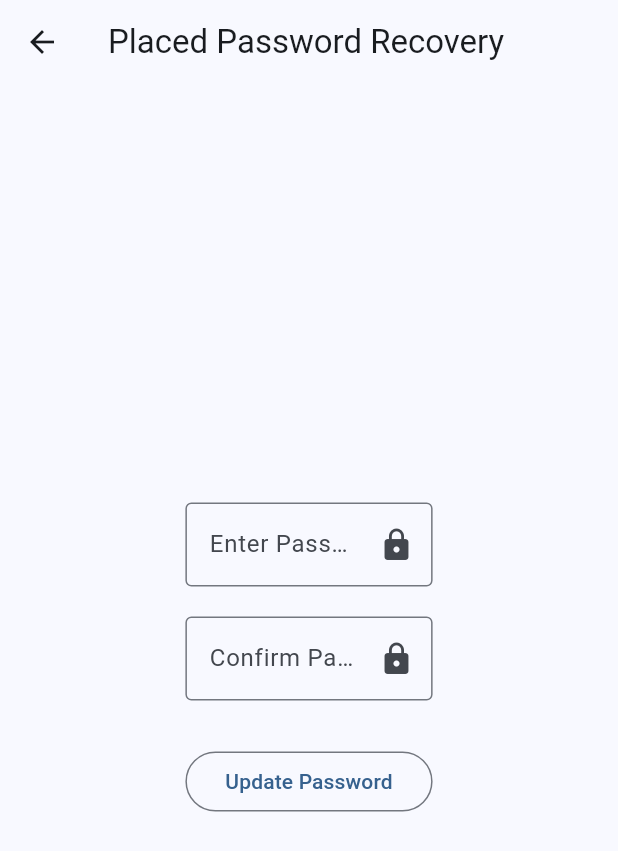
After one commit to prithviraj2002/placed_web, a Flutter app: the PasswordRecoveryPage screen opened directly, after a tap on "Update Password", on a phone screen of 412 x 824 dp. The commit adds this screen. Shown: the top 851 px of the screen. Run offline on Flutter 3.47's test engine with Material 3 defaults, Android fonts, the phone set to English and light mode, and no system bars; our stand-ins replace appwrite, get; missing offline and left inert: dart:html, excel; network calls fail; statements that could not run were skipped.

Commit message:
Password Recovery added.

```diff
--- a/lib/appwrite/appwrite_auth/appwrite_auth.dart
+++ b/lib/appwrite/appwrite_auth/appwrite_auth.dart
@@ -1,3 +1,29 @@
+import 'package:appwrite/appwrite.dart';
+import 'package:appwrite/models.dart';
+import 'package:placed_web/appwrite/appwrite_constants/appwrite_constants.dart';
+
 class AppWriteAuth{
 
+  static Client client = Client()
+      .setEndpoint(AppWriteConstants.apiEndPoint)
+      .setProject(AppWriteConstants.projectId);
+
+  static Account account = Account(client);
+
+  static Future<Token> updatePassword(String userId, String code, String password, String passwordAgain) async{
+    print('Entering updatePassword in appwriteauth');
+    try{
+      final response = await account.updateRecovery(
+          userId: userId,
+          secret: code,
+          password: password,
+          passwordAgain: passwordAgain
+      );
+      print('Here is the response of updateRecovery in updatePassword: ${response.secret}');
+      return response;
+    } on AppwriteException catch(e){
+      print('An error occurred while updating password!: $e');
+      rethrow;
+    }
+  }
 }
--- a/lib/appwrite/appwrite_constants/appwrite_constants.dart
+++ b/lib/appwrite/appwrite_constants/appwrite_constants.dart
@@ -5,4 +5,6 @@ class AppWriteConstants{
   //Database
   static const String dbID = '65ab73cee9265f8b049b';
   static const String profileCollectionsId = '65ab73eec953f243cdac';
+  static const String broadcastCollectionsId = '65aca87fbf43f6aef2bb';
+  static const String jobsCollectionId = '65ad06fdc3b55e37ae8b';
 }
--- a/lib/main.dart
+++ b/lib/main.dart
@@ -3,6 +3,7 @@ import 'package:get/get.dart';
 import 'package:placed_web/modules/home_module/view/home_page.dart';
 import 'package:placed_web/page_bindings/bindings.dart';
 
+import 'modules/password_recovery/password_recovery.dart';
 import 'page_bindings/page_bindings.dart';
 
 void main() {
--- a/lib/modules/home_module/view/home_page.dart
+++ b/lib/modules/home_module/view/home_page.dart
@@ -221,7 +221,6 @@ class _HomePageState extends State<HomePage> {
                                   children: [
                                     Text(controller.profiles[index].name),
                                     Text(controller.profiles[index].IU),
-                                    Text(controller.profiles[index].branch),
                                     Text(controller.profiles[index].sem.toString()),
                                     Text(controller.profiles[index].cgpa.toString()),
                                   ],
--- /dev/null
+++ b/lib/modules/password_recovery/password_recovery.dart
@@ -0,0 +1,143 @@
+import 'package:flutter/material.dart';
+import 'dart:html' as html;
+
+import 'package:placed_web/appwrite/appwrite_auth/appwrite_auth.dart';
+
+class PasswordRecoveryPage extends StatefulWidget {
+  const PasswordRecoveryPage({super.key});
+
+  @override
+  State<PasswordRecoveryPage> createState() => _PasswordRecoveryPageState();
+}
+
+class _PasswordRecoveryPageState extends State<PasswordRecoveryPage> {
+
+  String userId = '';
+  String secret = '';
+
+  TextEditingController passwordController = TextEditingController();
+  bool showPassword = true;
+  TextEditingController confirmPasswordController = TextEditingController();
+  bool showConfirmPassword = true;
+  final formKey = GlobalKey<FormState>();
+
+  @override
+  void initState() {
+    // TODO: implement initState
+    super.initState();
+    retrieveFromUrl();
+  }
+
+  void retrieveFromUrl() {
+    Uri uri = Uri.parse(html.window.location.href);
+    setState(() {
+      userId = uri.queryParameters['userId'] ?? '';
+      secret = uri.queryParameters['secret'] ?? '';
+    });
+  }
+
+  @override
+  void dispose(){
+    super.dispose();
+    passwordController.dispose();
+    confirmPasswordController.dispose();
+  }
+
+  @override
+  Widget build(BuildContext context) {
+    return Scaffold(
+      appBar: AppBar(
+        title: const Text('Placed Password Recovery')
+      ),
+      body: Form(
+        key: formKey,
+        child: Column(
+          mainAxisSize: MainAxisSize.max,
+          crossAxisAlignment: CrossAxisAlignment.center,
+          mainAxisAlignment: MainAxisAlignment.center,
+          children: <Widget>[
+            Row(
+              mainAxisAlignment: MainAxisAlignment.center,
+              children: [
+                SizedBox(
+                  width: MediaQuery.of(context).size.width * 0.4,
+                  child: TextFormField(
+                    controller: passwordController,
+                    obscureText: showPassword,
+                    decoration: InputDecoration(
+                      labelText: 'Enter Password',
+                      border: const OutlineInputBorder(),
+                      suffixIcon: IconButton(onPressed: () {
+                        setState(() {
+                          showPassword = !showPassword;
+                        });
+                      }, icon: showPassword ? const Icon(Icons.lock) : const Icon(Icons.lock_open))
+                    ),
+                  ),
+                ),
+              ],
+            ),
+            const SizedBox(height: 20,),
+            Row(
+              mainAxisAlignment: MainAxisAlignment.center,
+              children: [
+                SizedBox(
+                  width: MediaQuery.of(context).size.width * 0.4,
+                  child: TextFormField(
+                    controller: confirmPasswordController,
+                    obscureText: showConfirmPassword,
+                    decoration: InputDecoration(
+                        labelText: 'Confirm Password',
+                        border: const OutlineInputBorder(),
+                      suffixIcon: IconButton(onPressed: () {
+                        setState(() {
+                          showConfirmPassword = !showConfirmPassword;
+                        });
+                      }, icon: showConfirmPassword ? const Icon(Icons.lock) : const Icon(Icons.lock_open))
+                    ),
+                  ),
+                ),
+              ],
+            ),
+            const SizedBox(height: 30,),
+            Row(
+              mainAxisAlignment: MainAxisAlignment.center,
+              children: [
+                SizedBox(
+                  width: MediaQuery.of(context).size.width * 0.4,
+                  child: OutlinedButton(onPressed: () {
+                    if(formKey.currentState!.validate()){
+                      AppWriteAuth.updatePassword(userId, secret, passwordController.text, confirmPasswordController.text).then((value) {
+                        if(value.$createdAt.isNotEmpty){
+                          showDialog(context: context, builder: (ctx) {
+                            return const AlertDialog(
+                              title: Text('Password updated successfully!'),
+                            );
+                          });
+                        }
+                        else if(value.$createdAt.isEmpty){
+                          showDialog(context: context, builder: (ctx) {
+                            return const AlertDialog(
+                              title: Text('An error occurred!'),
+                            );
+                          });
+                        }
+                        else{
+                          showDialog(context: context, builder: (ctx) {
+                            return const AlertDialog(
+                              content: Center(child: CircularProgressIndicator(),),
+                            );
+                          });
+                        }
+                      });
+                    }
+                  }, child: const Text('Update Password')),
+                ),
+              ],
+            )
+          ],
+        ),
+      ),
+    );
+  }
+}
--- a/pubspec.yaml
+++ b/pubspec.yaml
@@ -38,6 +38,7 @@ dependencies:
   appwrite: ^11.0.1
   get: ^4.6.6
   excel: ^4.0.2
+  uuid: ^4.3.3
 
 dev_dependencies:
   flutter_test:
```
Also changed, not shown: lib/appwrite/appwrite_db/appwrite_db.dart (+16 -0 lines), lib/model/broadcast_model/boradcast_model.dart (added, +23 -0 lines), lib/model/job_model/job_model.dart (added, +31 -0 lines), lib/model/profile_model/profile_model.dart (+89 -17 lines), lib/modules/home_module/controller/home_controller.dart (+3 -4 lines), pubspec.lock.
